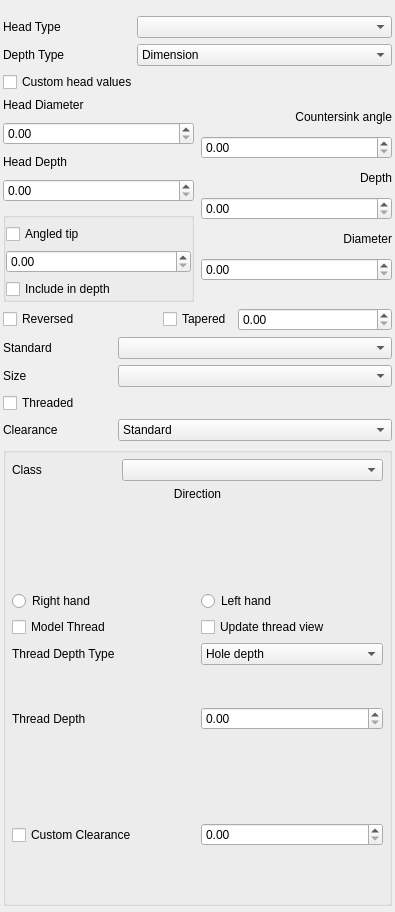
This is src/Mod/PartDesign/Gui/TaskHoleParameters.ui in FreeCAD/FreeCAD_sf_master as Qt 5 draws it before an edit. The edited form follows.
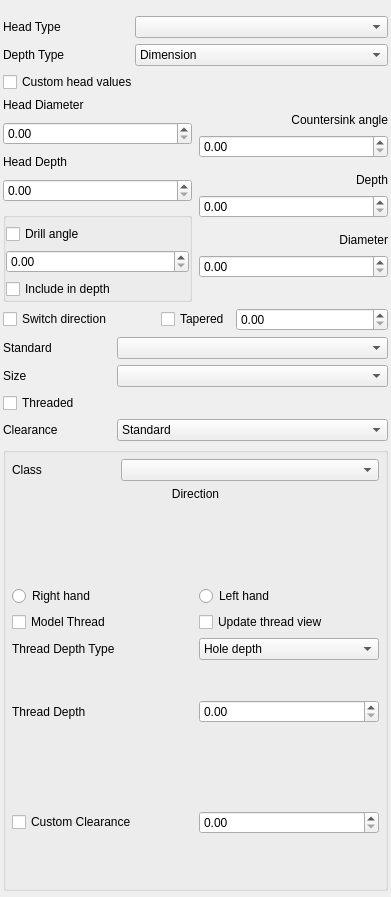
This is the edited form. Icons and pictures are not drawn. Custom widgets are drawn as their Qt base class.

Commit message: refactor(PD): hole taskpanel: renames and vlayouts to keep labels closer

```diff
--- a/src/Mod/PartDesign/Gui/TaskHoleParameters.ui
+++ b/src/Mod/PartDesign/Gui/TaskHoleParameters.ui
@@ -6,8 +6,8 @@
    <rect>
     <x>0</x>
     <y>0</y>
-    <width>395</width>
-    <height>912</height>
+    <width>391</width>
+    <height>897</height>
    </rect>
   </property>
   <property name="sizePolicy">
@@ -154,6 +154,8 @@
           <number>0</number>
          </property>
          <item>
+          <layout class="QVBoxLayout" name="verticalLayout_13">
+           <item>
           <widget class="ElideLabel" name="labelHoleCutDiameter">
            <property name="sizePolicy">
             <sizepolicy hsizetype="Ignored" vsizetype="Fixed">
@@ -191,6 +193,10 @@
            </property>
           </widget>
          </item>
+          </layout>
+         </item>
+         <item>
+          <layout class="QVBoxLayout" name="verticalLayout_12">
          <item>
           <widget class="ElideLabel" name="labelHoleCutDepth">
            <property name="sizePolicy">
@@ -230,6 +236,8 @@
            </property>
           </widget>
          </item>
+          </layout>
+         </item>
          <item>
           <widget class="QGroupBox" name="DrillGroupBox">
            <property name="enabled">
@@ -269,7 +277,7 @@
                </sizepolicy>
               </property>
               <property name="text">
-               <string extracomment="Translate it as short as possible">Angled tip</string>
+               <string extracomment="Translate it as short as possible">Drill angle</string>
               </property>
              </widget>
             </item>
@@ -367,6 +375,8 @@
           </spacer>
          </item>
          <item>
+          <layout class="QVBoxLayout" name="verticalLayout_9">
+           <item>
           <widget class="ElideLabel" name="labelHoleCutCountersinkAngle">
            <property name="sizePolicy">
             <sizepolicy hsizetype="Ignored" vsizetype="Fixed">
@@ -401,6 +411,10 @@
            </property>
           </widget>
          </item>
+          </layout>
+         </item>
+         <item>
+          <layout class="QVBoxLayout" name="verticalLayout_10">
          <item>
           <widget class="ElideLabel" name="labelDepth">
            <property name="sizePolicy">
@@ -433,6 +447,10 @@
            </property>
           </widget>
          </item>
+          </layout>
+         </item>
+         <item>
+          <layout class="QVBoxLayout" name="verticalLayout_11">
          <item>
           <widget class="ElideLabel" name="labelDiameter">
            <property name="sizePolicy">
@@ -477,6 +495,8 @@
            </property>
           </widget>
          </item>
+          </layout>
+         </item>
          <item>
           <spacer name="verticalSpacerBottom">
            <property name="orientation">
@@ -514,7 +534,7 @@
           <string>Reverses the hole direction</string>
          </property>
          <property name="text">
-          <string>Reversed</string>
+          <string>Switch direction</string>
          </property>
         </widget>
        </item>
```
Lines whose indentation alone changed are shown as unchanged.
